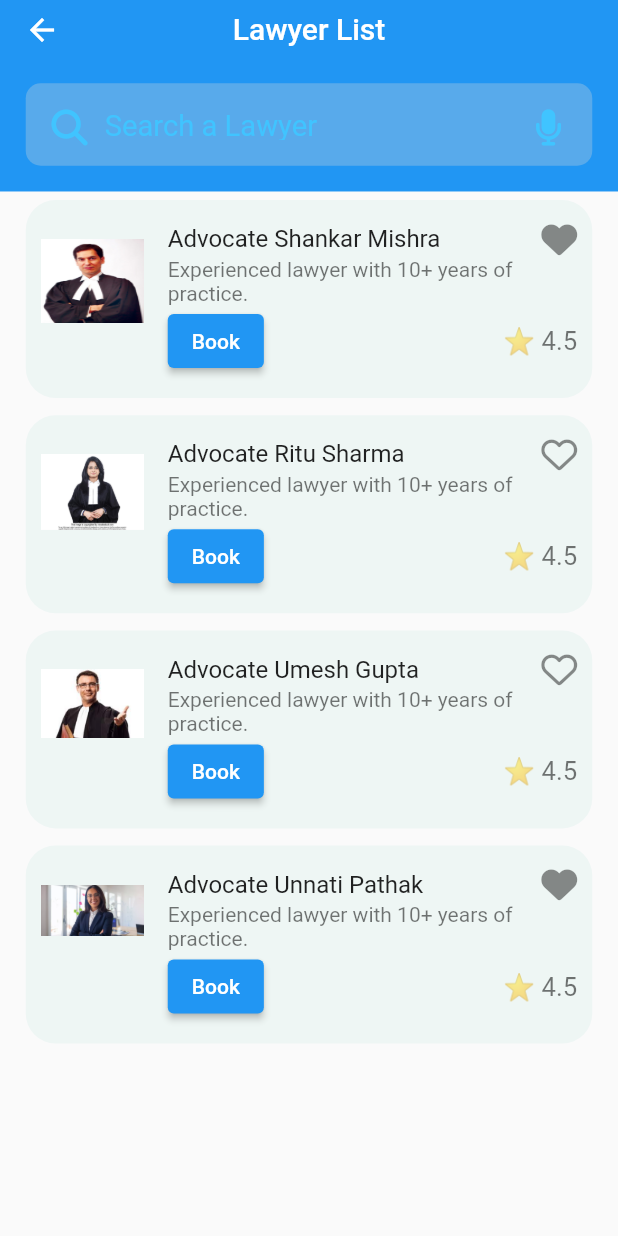
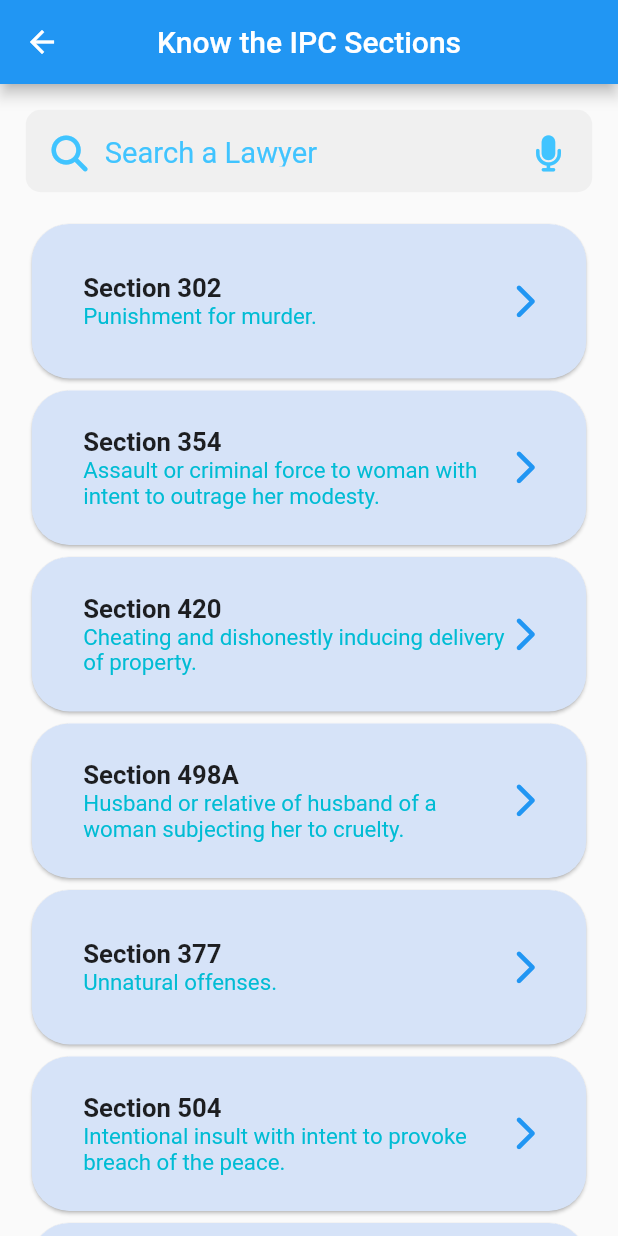
Before and after one commit to ShahnawazDev/nyay, a Flutter app: the HomePage screen opened directly, after a tap on "Legal Aid", on a phone screen of 412 x 824 dp. Run offline on Flutter 3.47's test engine with Material 2 defaults, Android fonts, the phone set to English and light mode, and no system bars; our stand-ins replace flutter_native_splash, flutter_screenutil, font_awesome_flutter, google_nav_bar, introduction_screen.

Commit message:
added legal aid page

```diff
--- /dev/null
+++ b/assets/json/ipc_sections.json
@@ -0,0 +1,30 @@
+[
+  {
+    "title": "Section 302",
+    "description": "Punishment for murder."
+  },
+  {
+    "title": "Section 354",
+    "description": "Assault or criminal force to woman with intent to outrage her modesty."
+  },
+  {
+    "title": "Section 420",
+    "description": "Cheating and dishonestly inducing delivery of property."
+  },
+  {
+    "title": "Section 498A",
+    "description": "Husband or relative of husband of a woman subjecting her to cruelty."
+  },
+  {
+    "title": "Section 377",
+    "description": "Unnatural offenses."
+  },
+  {
+    "title": "Section 504",
+    "description": "Intentional insult with intent to provoke breach of the peace."
+  },
+  {
+    "title": "Section 506",
+    "description": "Punishment for criminal intimidation."
+  }
+]
--- a/lib/pages/home_page.dart
+++ b/lib/pages/home_page.dart
@@ -5,6 +5,7 @@ import 'package:nyay/components/recent_lawyer_card.dart';
 import 'package:nyay/components/my_search_bar.dart';
 import 'package:nyay/pages/case_profile_page.dart';
 import 'package:nyay/pages/lawyer_list_page.dart';
+import 'package:nyay/pages/legal_aid_page.dart';
 import 'package:nyay/pages/rehabilitation_page.dart';
 
 class HomePage extends StatefulWidget {
@@ -218,7 +219,7 @@ class CategoriesCard extends StatelessWidget {
   static Map<int, Widget> destinationPages = {
     0: LawyerListPage(),
     1: const CaseProfilePage(),
-    2: LawyerListPage(),
+    2: const LegalAidPage(),
     3: const RehabilitationPage(),
     // Add more categories and corresponding pages here
   };
--- /dev/null
+++ b/lib/pages/legal_aid_page.dart
@@ -0,0 +1,199 @@
+import 'dart:convert';
+import 'package:flutter/material.dart';
+import 'package:flutter/services.dart';
+import 'package:flutter_screenutil/flutter_screenutil.dart';
+import 'package:font_awesome_flutter/font_awesome_flutter.dart';
+import 'package:nyay/components/my_search_bar.dart';
+
+class LegalAidPage extends StatefulWidget {
+  const LegalAidPage({super.key});
+
+  @override
+  State<LegalAidPage> createState() => _LegalAidPageState();
+}
+
+class _LegalAidPageState extends State<LegalAidPage> {
+  List<RehabilitationActivity> activities = [];
+
+  @override
+  void initState() {
+    super.initState();
+    loadActivities();
+  }
+
+  Future<void> loadActivities() async {
+    final String jsonData = await rootBundle.loadString('assets/json/ipc_sections.json');
+    final List<dynamic> jsonList = json.decode(jsonData);
+    final List<RehabilitationActivity> loadedActivities = [];
+
+    for (final dynamic item in jsonList) {
+      final Map<String, dynamic> activityMap = item as Map<String, dynamic>;
+      final String title = activityMap['title'] as String;
+      final String description = activityMap['description'] as String;
+
+      loadedActivities.add(RehabilitationActivity(
+        title: title,
+        description: description,
+      ));
+    }
+
+    setState(() {
+      activities = loadedActivities;
+    });
+  }
+
+  @override
+  Widget build(BuildContext context) {
+    return Scaffold(
+      appBar: AppBar(
+        title: const Text('Know the IPC Sections'),
+        centerTitle: true,
+      ),
+      body: SingleChildScrollView(
+        child: Column(
+          children: [
+            const MySearchBar(),
+            for (final RehabilitationActivity activity in activities)
+              RehabilitationActivityCard(
+                title: activity.title,
+                description: activity.description,
+              ),
+          ],
+        ),
+      ),
+    );
+  }
+}
+
+class RehabilitationActivity {
+  final String title;
+  final String description;
+
+  RehabilitationActivity({
+    required this.title,
+    required this.description,
+  });
+}
+
+// class RehabilitationActivityCard extends StatelessWidget {
+//   const RehabilitationActivityCard({
+//     super.key,
+//     required this.title,
+//     required this.description,
+//   });
+//   final String title;
+//   final String description;
+//
+//   @override
+//   Widget build(BuildContext context) {
+//     return Padding(
+//       padding: EdgeInsets.symmetric(horizontal: 15.w),
+//       child: Card(
+//         color: const Color.fromRGBO(214, 227, 248, 1),
+//         shape: RoundedRectangleBorder(
+//           borderRadius: BorderRadius.circular(25.0),
+//         ),
+//         child: Container(
+//           margin: EdgeInsets.symmetric(horizontal: 15.w),
+//           padding: EdgeInsets.symmetric(horizontal: 15.w, vertical: 15.w),
+//           height: 90.w,
+//           child: Row(
+//             mainAxisAlignment: MainAxisAlignment.spaceBetween,
+//             children: [
+//               Column(
+//                 mainAxisAlignment: MainAxisAlignment.center,
+//                 crossAxisAlignment: CrossAxisAlignment.start,
+//                 children: [
+//                   Text(
+//                     title,
+//                     style: TextStyle(
+//                       fontSize: 15.w,
+//                       fontWeight: FontWeight.bold,
+//                     ),
+//                   ),
+//                   Flexible( // Wrap the description in a Flexible widget
+//                     child: Text(
+//                       description,
+//                       style: TextStyle(
+//                         fontSize: 13.w,
+//                         color: Colors.cyan,
+//                       ),
+//                     ),
+//                   ),
+//                 ],
+//               ),
+//               FaIcon(
+//                 FontAwesomeIcons.chevronRight,
+//                 color: Colors.blue,
+//               )
+//             ],
+//           ),
+//         ),
+//       ),
+//     );
+//   }
+// }
+
+
+class RehabilitationActivityCard extends StatelessWidget {
+  const RehabilitationActivityCard({
+    super.key,
+    required this.title,
+    required this.description,
+  });
+  final String title;
+  final String description;
+
+  @override
+  Widget build(BuildContext context) {
+    return Padding(
+      padding: EdgeInsets.symmetric(horizontal: 15.w),
+      child: Card(
+        color: const Color.fromRGBO(214, 227, 248, 1),
+        shape: RoundedRectangleBorder(
+          borderRadius: BorderRadius.circular(25.0),
+        ),
+        child: Container(
+          margin: EdgeInsets.symmetric(horizontal: 15.w),
+          padding: EdgeInsets.symmetric(horizontal: 15.w, vertical: 15.w),
+          height: 90.w,
+          child: Row(
+            mainAxisAlignment: MainAxisAlignment.spaceBetween,
+            children: [
+              Expanded(
+                child: Column(
+                  mainAxisAlignment: MainAxisAlignment.center,
+                  crossAxisAlignment: CrossAxisAlignment.start,
+                  children: [
+                    Text(
+                      title,
+                      style: TextStyle(
+                        fontSize: 15.w,
+                        fontWeight: FontWeight.bold,
+                      ),
+                    ),
+                    Wrap( // Use Wrap for the description text
+                      children: [
+                        Text(
+                          description,
+                          style: TextStyle(
+                            fontSize: 13.w,
+                            color: Colors.cyan,
+                          ),
+                        ),
+                      ],
+                    ),
+                  ],
+                ),
+              ),
+              const FaIcon(
+                FontAwesomeIcons.chevronRight,
+                color: Colors.blue,
+              )
+            ],
+          ),
+        ),
+      ),
+    );
+  }
+}
--- a/pubspec.yaml
+++ b/pubspec.yaml
@@ -65,6 +65,7 @@ flutter:
 
   # To add assets to your application, add an assets section, like this:
   assets:
+    - assets/json/
     - assets/images/
     - assets/images/onboarding/
     - assets/images/lawyers_profile/
```
